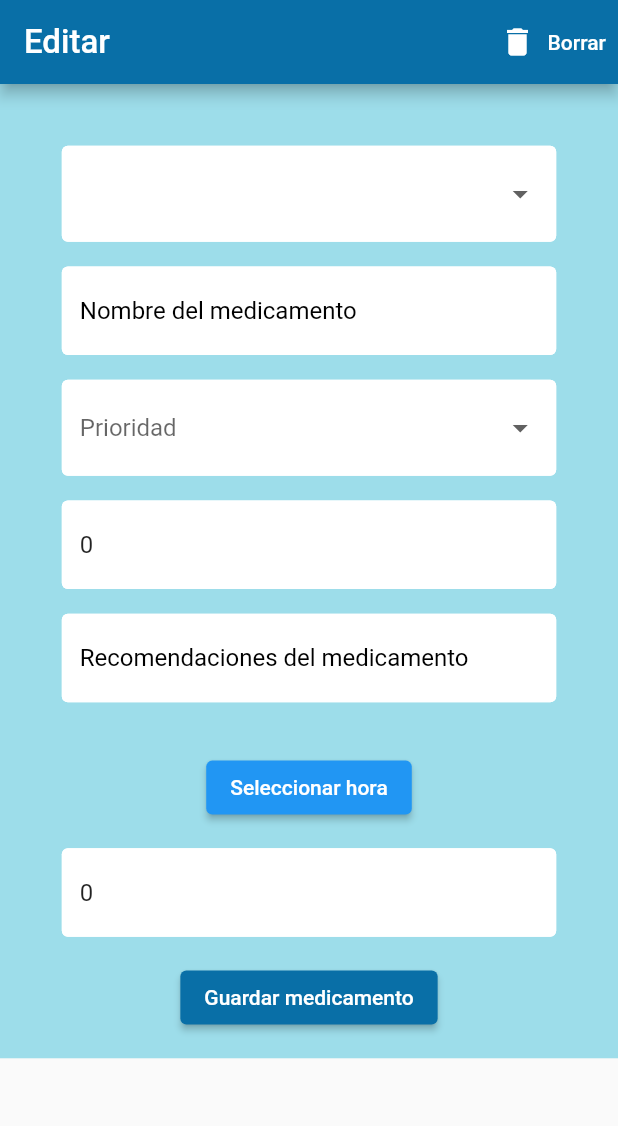
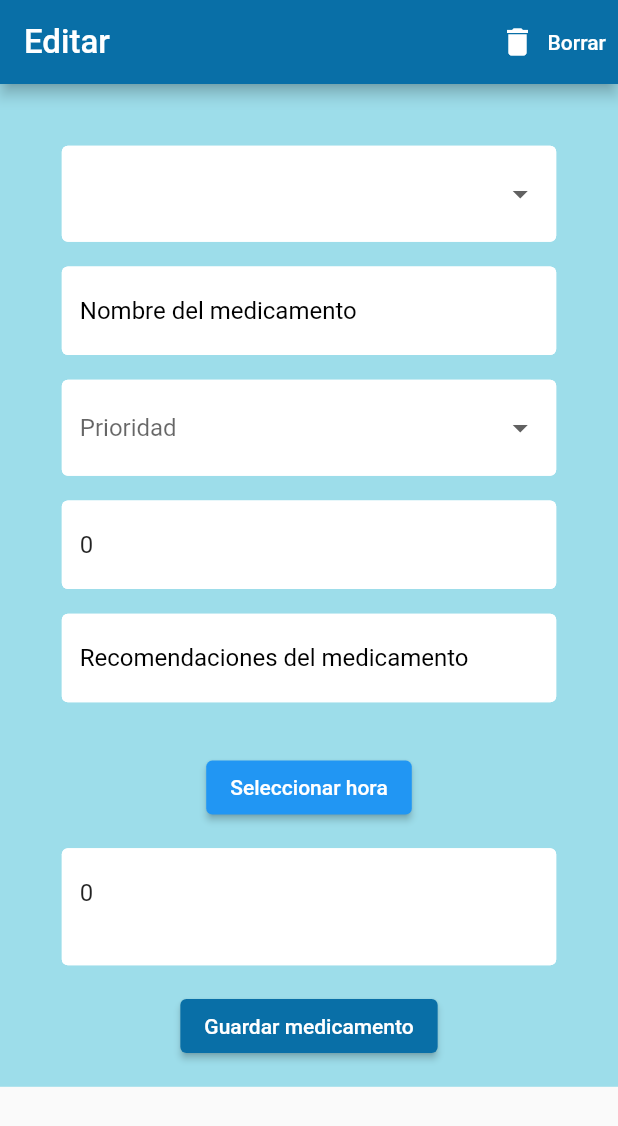
Before and after one commit to Dlondono/mediminder, a Flutter app: the editarMedicamento screen opened directly with empty values, on a phone screen of 412 x 824 dp. Shown: the top 1126 px of the screen. Run offline on Flutter 3.47's test engine with Material 2 defaults, Android fonts, the phone set to English and light mode, and no system bars; our stand-ins replace cloud_firestore, firebase_auth, firebase_core, firebase_messaging, flutter_local_notifications, flutter_native_timezone and 3 more; accounts and stored records are empty.

Commit message:
maxline editar

```diff
--- a/lib/screens/home/disenoMedicamento.dart
+++ b/lib/screens/home/disenoMedicamento.dart
@@ -32,7 +32,6 @@ class MedicamentoDiseno extends StatelessWidget {
     determinarDia();
     final User user=auth.currentUser;
       if(rol=="paciente") {
-        if (medicamento.listaHoras == null) {
           noti.setTime(
               medicamento.year, medicamento.mes, medicamento.dia,
               medicamento.hora.hour, medicamento.hora.minute);
@@ -53,7 +52,7 @@ class MedicamentoDiseno extends StatelessWidget {
             formato = "am";
           }
         }
-      }
+
     return Padding(
       padding: EdgeInsets.symmetric(vertical: 1.0.h, horizontal: 1.0.h),
       child: GestureDetector(//padding
--- a/lib/screens/home/editarMedicamento.dart
+++ b/lib/screens/home/editarMedicamento.dart
@@ -175,7 +175,9 @@ class _editarMedicamentoState extends State<editarMedicamento> {
                               TextFormField(
                                 maxLines: null,
                                 initialValue: medicamento.descripcion,
-                                decoration: textInputDecoraton.copyWith(hintText: "Recomendaciones del medicamento"),
+                                decoration: textInputDecoraton.copyWith(
+                                    hintText: "Recomendaciones del medicamento",
+                                hintMaxLines: 2),
                                 validator: (val) =>
                                 val.isEmpty
                                     ? "Por favor ingrese las recomendaciones del medicamento"
@@ -203,7 +205,8 @@ class _editarMedicamentoState extends State<editarMedicamento> {
           initialValue: medicamento.dosis.toString(),
           keyboardType: TextInputType.number,
           decoration: textInputDecoraton.copyWith
-            (hintText: "Cuantas pastillas debe tomar por dosis"),
+            (hintText: "Cuantas pastillas debe tomar por dosis",
+          hintMaxLines: 2),
           validator: (val) =>
               validator.validarDato(val),
           onChanged: (val) => setState(() => _currentDosis = val),
@@ -240,7 +243,9 @@ class _editarMedicamentoState extends State<editarMedicamento> {
             SizedBox(height: 2.0.h),
             TextFormField(
               initialValue: _currentPeriodo??medicamento.periodo.toString(),
-              decoration: textInputDecoraton.copyWith(hintText: "Cada cuanto debe tomar el medicamento"),
+              keyboardType: TextInputType.number,
+              decoration: textInputDecoraton.copyWith(hintText: "Cada cuanto debe tomar el medicamento (horas)",
+                  hintMaxLines: 2),
               validator: (val) =>
                   validator.validarDato(val),
               onChanged: (val) => setState(() => _currentPeriodo = val),
```
Also changed, not shown: lib/screens/home/medicamentoNuevo.dart (+6 -1 lines).
